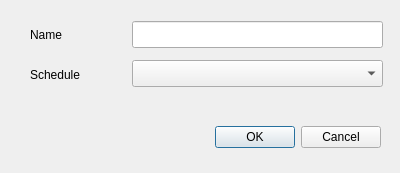
The window that addposition.ui (AndranikHovhannisyan/Tourniquets) describes before a commit, drawn with Qt 5.
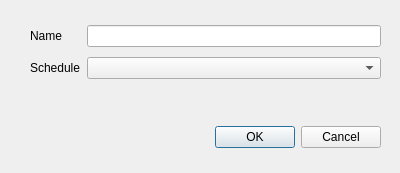
The same window after the commit.

What changed in the file:
```diff
--- a/addposition.ui
+++ b/addposition.ui
@@ -29,51 +29,37 @@
     <set>QDialogButtonBox::Cancel|QDialogButtonBox::Ok</set>
    </property>
   </widget>
-  <widget class="QLabel" name="label_name">
+  <widget class="QWidget" name="">
    <property name="geometry">
     <rect>
      <x>30</x>
-     <y>26</y>
-     <width>67</width>
-     <height>17</height>
-    </rect>
-   </property>
-   <property name="text">
-    <string>Name</string>
-   </property>
-  </widget>
-  <widget class="QLabel" name="label_schedule">
-   <property name="geometry">
-    <rect>
-     <x>30</x>
-     <y>66</y>
-     <width>67</width>
-     <height>17</height>
-    </rect>
-   </property>
-   <property name="text">
-    <string>Schedule</string>
-   </property>
-  </widget>
-  <widget class="QLineEdit" name="name">
-   <property name="geometry">
-    <rect>
-     <x>132</x>
      <y>21</y>
-     <width>251</width>
-     <height>27</height>
+     <width>351</width>
+     <height>62</height>
     </rect>
    </property>
-  </widget>
-  <widget class="QComboBox" name="schedule">
-   <property name="geometry">
-    <rect>
-     <x>132</x>
-     <y>60</y>
-     <width>251</width>
-     <height>27</height>
-    </rect>
-   </property>
+   <layout class="QGridLayout" name="gridLayout">
+    <item row="0" column="0">
+     <widget class="QLabel" name="label_name">
+      <property name="text">
+       <string>Name</string>
+      </property>
+     </widget>
+    </item>
+    <item row="0" column="1">
+     <widget class="QLineEdit" name="name"/>
+    </item>
+    <item row="1" column="0">
+     <widget class="QLabel" name="label_schedule">
+      <property name="text">
+       <string>Schedule</string>
+      </property>
+     </widget>
+    </item>
+    <item row="1" column="1">
+     <widget class="QComboBox" name="schedule"/>
+    </item>
+   </layout>
   </widget>
  </widget>
  <resources/>
```
